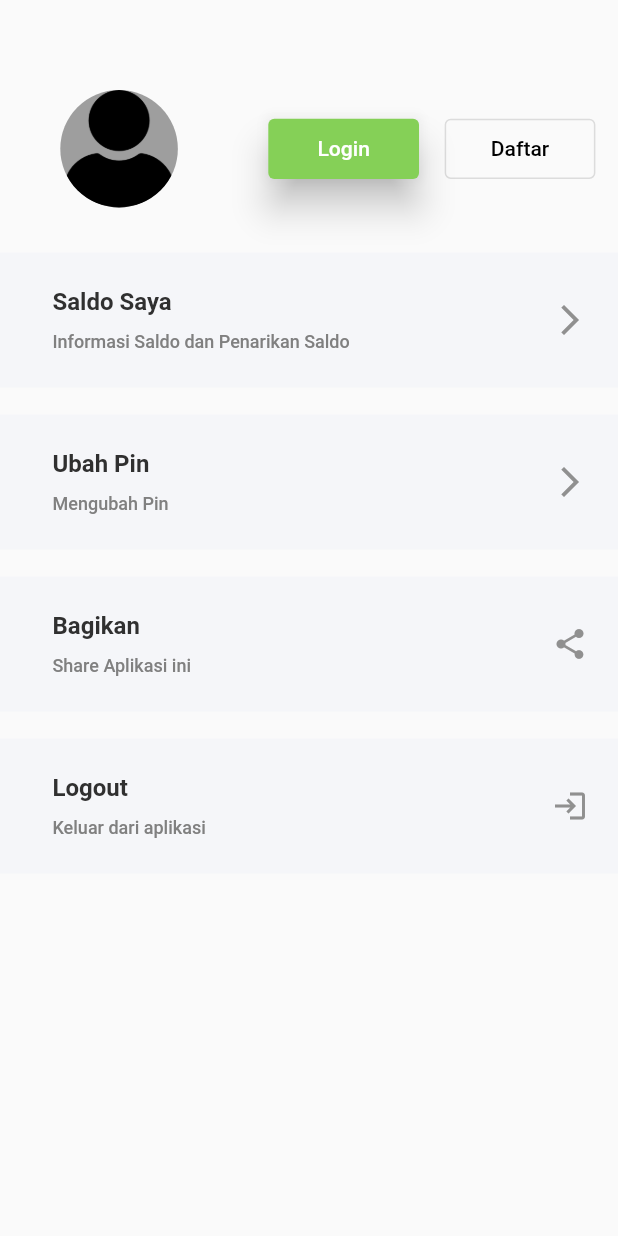
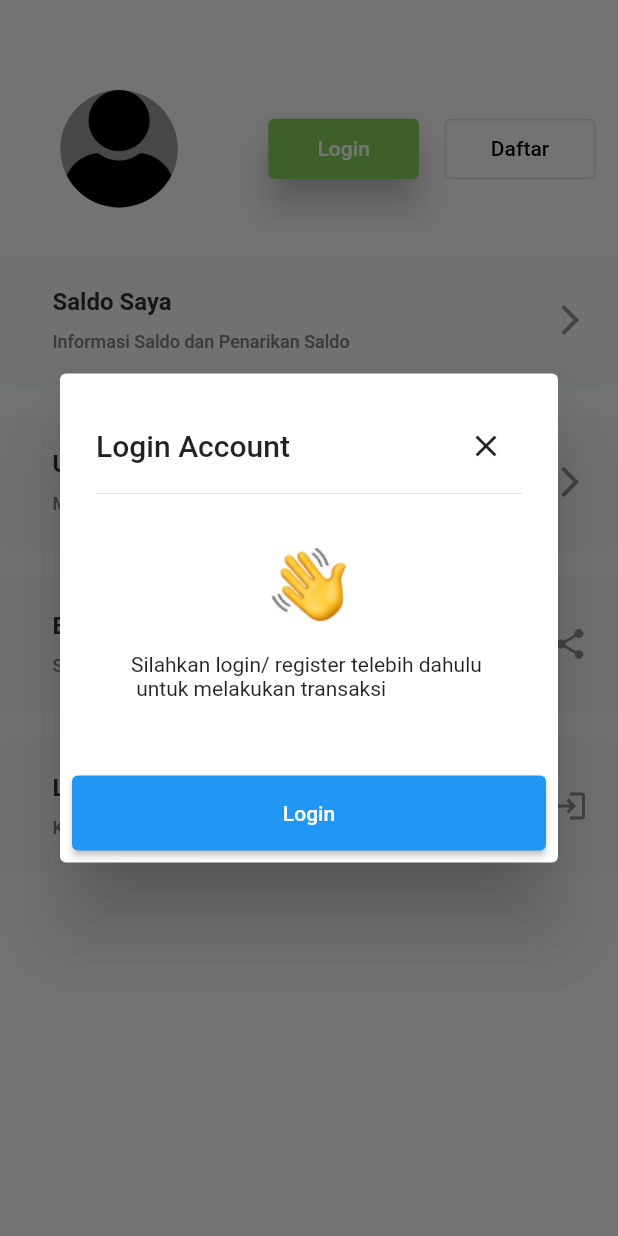
Before and after one commit to Lailatul24/resik, a Flutter app: the Profile screen opened directly, after a tap on "Bagikan", on a phone screen of 412 x 824 dp. Run offline on Flutter 3.47's test engine with Material 2 defaults, Android fonts, the light colour scheme and no system bars; our stand-ins replace carousel_slider, introduction_screen; Roboto replaces fonts that are missing (Nunito Sans).

Commit message:
alertDialog

```diff
--- /dev/null
+++ b/lib/resource/api_provider.dart
@@ -0,0 +1,6 @@
+import 'package:flutter/material.dart';
+import 'package:http/http.dart' as http;
+
+class ApiProvider {
+  var url = '';
+}
--- /dev/null
+++ b/lib/users_nasabah/alertDialog.dart
@@ -0,0 +1,49 @@
+import 'package:flutter/material.dart';
+import 'package:resik/login.dart';
+
+void alertDialog(BuildContext context) {
+  showDialog(
+      context: context,
+      builder: (context) {
+        return AlertDialog(
+          title: Column(
+            children: [
+              Row(
+                mainAxisAlignment: MainAxisAlignment.spaceBetween,
+                children: [
+                  Text("Login Account"),
+                  IconButton(onPressed: () {}, icon: Icon(Icons.close))
+                ],
+              ),
+              Divider()
+            ],
+          ),
+          actions: [
+            Align(
+                alignment: Alignment.center,
+                child: Image(image: AssetImage("assets/images/tangan.png"))),
+            SizedBox(
+              height: 20,
+            ),
+            Align(
+              alignment: Alignment.center,
+              child: Text(
+                  "Silahkan login/ register telebih dahulu \n untuk melakukan transaksi"),
+            ),
+            SizedBox(
+              height: 50,
+            ),
+            Container(
+              width: MediaQuery.of(context).size.width,
+              height: 50,
+              child: ElevatedButton(
+                  onPressed: () {
+                    Navigator.push(context,
+                        MaterialPageRoute(builder: (context) => Login()));
+                  },
+                  child: Text("Login")),
+            )
+          ],
+        );
+      });
+}
--- a/lib/detail_produk.dart
+++ b/lib/users_nasabah/e-commerce/detail_produk.dart
@@ -1,5 +1,5 @@
 import 'package:flutter/material.dart';
-import 'package:resik/keranjang.dart';
+import 'package:resik/users_nasabah/e-commerce/keranjang.dart';
 
 class DetailProduk extends StatefulWidget {
   const DetailProduk({Key? key}) : super(key: key);
--- a/lib/users_nasabah/profile.dart
+++ b/lib/users_nasabah/profile.dart
@@ -1,5 +1,6 @@
 import 'package:flutter/material.dart';
 import 'package:resik/register.dart';
+import 'package:resik/users_nasabah/alertDialog.dart';
 import 'package:resik/users_nasabah/saldo.dart';
 import 'package:resik/users_nasabah/ubahpin.dart';
 import 'package:resik/login.dart';
@@ -187,7 +188,7 @@ class _ProfileState extends State<Profile> {
                     shape: RoundedRectangleBorder(),
                     backgroundColor: Color(0xFFF5F6F9),
                   ),
-                  onPressed: () {},
+                  onPressed: () => alertDialog(context),
                   child: Row(
                     children: [
                       SizedBox(
@@ -245,6 +246,8 @@ class _ProfileState extends State<Profile> {
                             title: Text("Apa Anda yakin keluar"),
                             actions: [
                               Row(
+                                mainAxisAlignment:
+                                    MainAxisAlignment.spaceAround,
                                 children: [
                                   ElevatedButton(
                                     onPressed: () {},
--- a/pubspec.yaml
+++ b/pubspec.yaml
@@ -31,6 +31,7 @@ dependencies:
   carousel_slider: ^4.0.0
   flutter_svg: ^0.23.0
   introduction_screen: ^2.1.0
+  http: ^0.13.3
 
 dev_dependencies:
   flutter_test:
```
Also changed, not shown: lib/home.dart (+26 -26 lines), assets/images/tangan.png (added), lib/new.dart (deleted), lib/users_nasabah/e-commerce/keranjang.dart (renamed from lib/keranjang.dart), pubspec.lock.
